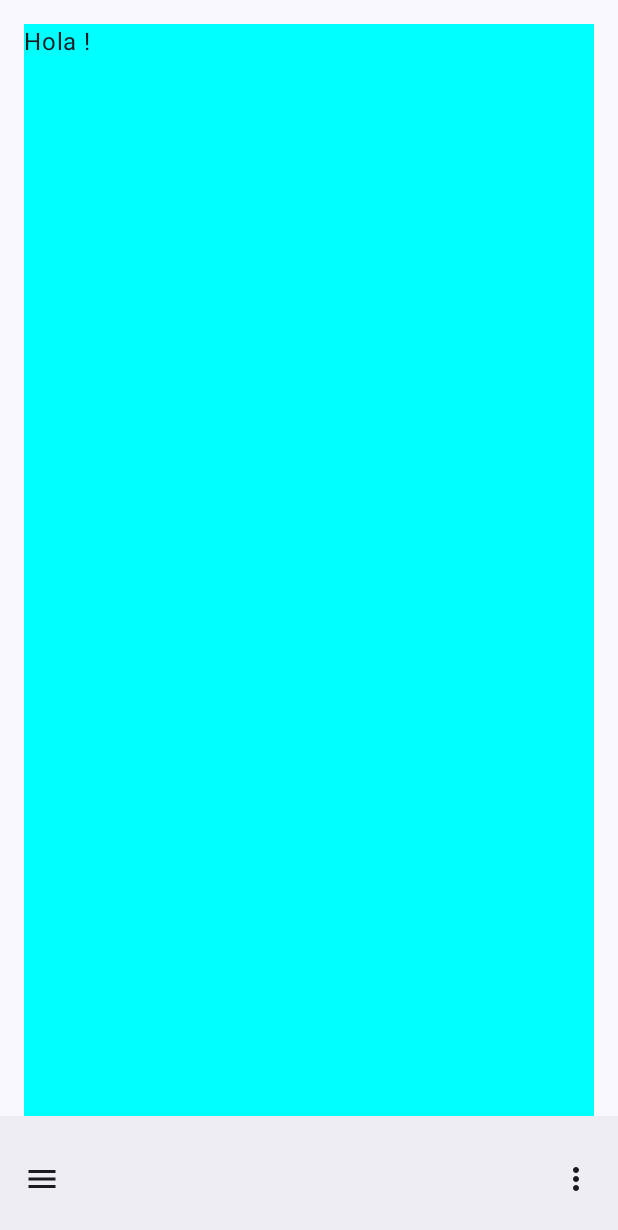
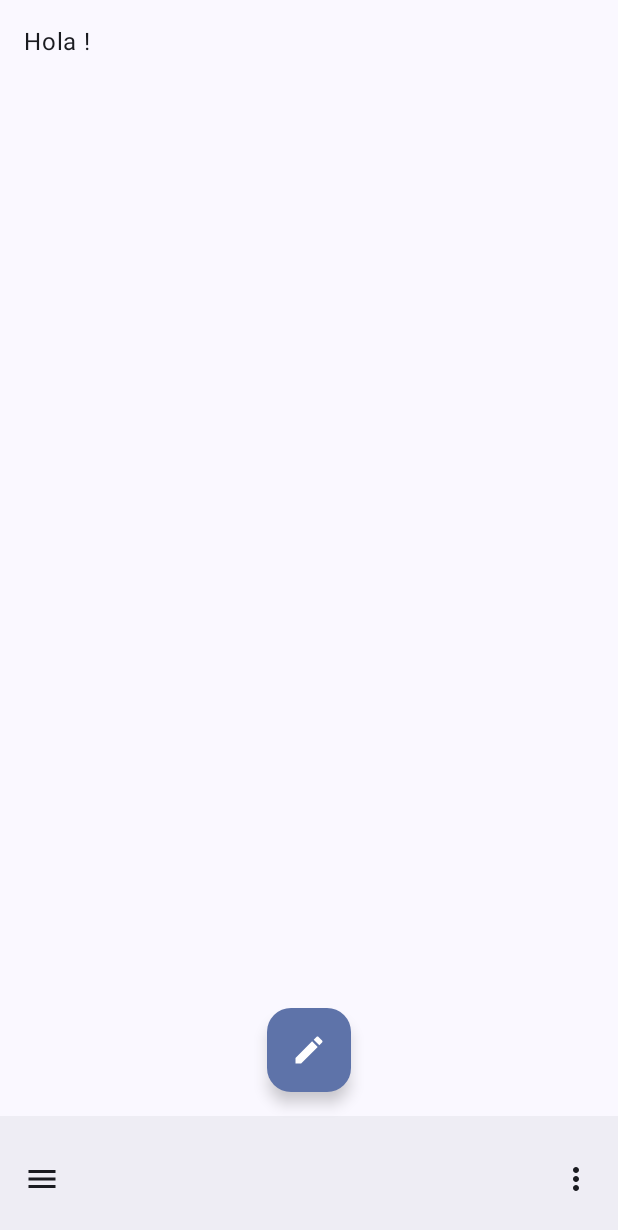
Before and after one commit to ArthurDioses/MDC_JC, an Android app built with Jetpack Compose: the screen it shows after launch (MainActivity), on a phone screen of 412 x 824 dp. Shown: the top 1230 px of the screen. Run offline under Robolectric (Android 15) with nearby library versions, the phone set to English and light mode, and no system bars.

Commit message:
- Floating Action Button

```diff
--- a/app/src/main/java/com/dioses/mdcjc/ContentScrolling.kt
+++ b/app/src/main/java/com/dioses/mdcjc/ContentScrolling.kt
@@ -1,12 +1,10 @@
 package com.dioses.mdcjc
 
-import androidx.compose.foundation.background
 import androidx.compose.foundation.layout.fillMaxSize
 import androidx.compose.foundation.layout.padding
 import androidx.compose.material3.Text
 import androidx.compose.runtime.Composable
 import androidx.compose.ui.Modifier
-import androidx.compose.ui.graphics.Color
 import androidx.compose.ui.tooling.preview.Preview
 import androidx.compose.ui.unit.dp
 import com.dioses.mdcjc.ui.theme.MDCJCTheme
@@ -26,7 +24,6 @@ fun Content(modifier: Modifier = Modifier) {
         text = "Hola !", modifier = Modifier
             .fillMaxSize()
             .padding(16.dp)
-            .background(Color.Cyan)
 
     )
 }
--- a/app/src/main/java/com/dioses/mdcjc/MainActivity.kt
+++ b/app/src/main/java/com/dioses/mdcjc/MainActivity.kt
@@ -7,10 +7,13 @@ import androidx.compose.foundation.layout.Spacer
 import androidx.compose.foundation.layout.fillMaxSize
 import androidx.compose.foundation.layout.padding
 import androidx.compose.material.icons.Icons
+import androidx.compose.material.icons.filled.Create
 import androidx.compose.material.icons.filled.Menu
 import androidx.compose.material.icons.filled.MoreVert
 import androidx.compose.material3.BottomAppBar
 import androidx.compose.material3.ExperimentalMaterial3Api
+import androidx.compose.material3.FabPosition
+import androidx.compose.material3.FloatingActionButton
 import androidx.compose.material3.Icon
 import androidx.compose.material3.IconButton
 import androidx.compose.material3.LocalContentColor
@@ -41,6 +44,8 @@ fun ContentMain() {
         modifier = Modifier.fillMaxSize(),
         containerColor = MaterialTheme.colorScheme.background,
         bottomBar = {
+            //This cannot be used in Material 3,
+            //BottomAppBar(cutoutShape = CircleShape)
             BottomAppBar {
                 CompositionLocalProvider(LocalContentColor provides MaterialTheme.colorScheme.onSurface) {
                     IconButton(onClick = { /*TODO*/ }) {
@@ -52,7 +57,15 @@ fun ContentMain() {
                     Icon(Icons.Filled.MoreVert, contentDescription = "Options")
                 }
             }
-        }
+        },
+        floatingActionButton = {
+            FloatingActionButton(onClick = { /*TODO*/ }) {
+                Icon(Icons.Filled.Create, contentDescription = null)
+            }
+        },
+        floatingActionButtonPosition = FabPosition.Center
+        //This cannot be used in Material 3,
+        // isFloatingActionButtonDocked = true
     ) { padding ->
         Content(Modifier.padding(padding))
     }
```
